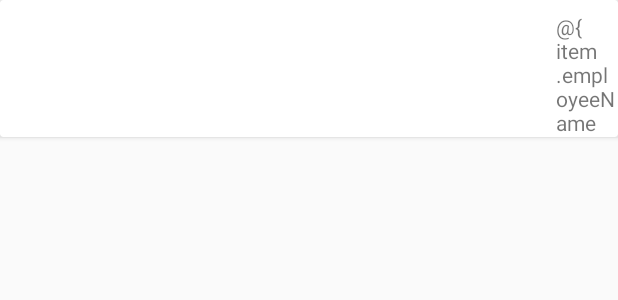
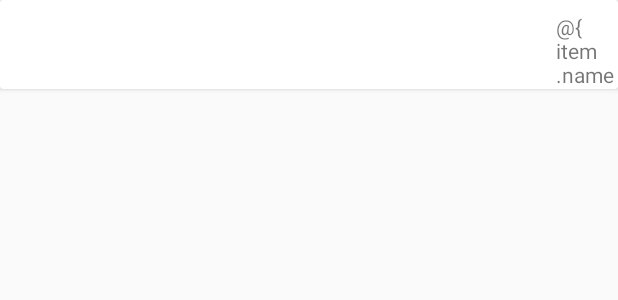
Before and after one commit to taidev198/Retrofit2Kotlin, an Android app: the layout employee_item.xml on its own in the app's theme, with its tools: preview values and no code run, on a phone screen of 412 x 824 dp. Shown: the top 300 px of the screen. Run offline under Robolectric (Android 15) with nearby library versions, the phone set to English and light mode, and no system bars.

```diff
--- a/app/src/main/AndroidManifest.xml
+++ b/app/src/main/AndroidManifest.xml
@@ -1,7 +1,7 @@
 <?xml version="1.0" encoding="utf-8"?>
 <manifest xmlns:android="http://schemas.android.com/apk/res/android"
           package="com.framgia.retrofit2kotlin">
-
+    <uses-permission android:name="android.permission.INTERNET" />
     <application
             android:allowBackup="true"
             android:icon="@mipmap/ic_launcher"
--- a/app/src/main/java/com/framgia/retrofit2kotlin/data/APIService.kt
+++ b/app/src/main/java/com/framgia/retrofit2kotlin/data/APIService.kt
@@ -1,10 +1,10 @@
 package com.framgia.retrofit2kotlin.data
 
-import okhttp3.ResponseBody
+import com.framgia.retrofit2kotlin.model.Employee
 import retrofit2.Call
 import retrofit2.http.GET
 
 interface APIService {
     @GET("employees")
-    fun getAllEmployee(): Call<List<ResponseBody>>
+    fun getAllEmployee(): Call<List<Employee>>
 }
--- a/app/src/main/java/com/framgia/retrofit2kotlin/model/Employee.kt
+++ b/app/src/main/java/com/framgia/retrofit2kotlin/model/Employee.kt
@@ -7,9 +7,8 @@ import com.google.gson.annotations.SerializedName
  * in NotesMVVM.
  *
  */
-class Employee {
+class Employee(var name: String) {
 
-    var name: String = ""
     @SerializedName("id")
     @Expose
      var id: String = ""
--- a/app/src/main/res/layout/activity_main.xml
+++ b/app/src/main/res/layout/activity_main.xml
@@ -18,8 +18,7 @@
             app:layout_constraintTop_toTopOf="parent"
             app:layout_constraintBottom_toBottomOf="parent"
             android:layout_marginBottom="8dp"
-            android:layout_marginTop="8dp"
-            tools:listitem="@layout/employee_item"/>
+            android:layout_marginTop="8dp" />
 
     <!--<android.support.design.widget.FloatingActionButton-->
             <!--android:id="@+id/buttonAddNote"-->
--- a/app/src/main/res/layout/employee_item.xml
+++ b/app/src/main/res/layout/employee_item.xml
@@ -8,6 +8,7 @@
     <android.support.v7.widget.CardView
             android:layout_width="match_parent"
             android:layout_height="wrap_content"
+            android:padding="8dp"
             android:id="@+id/note_items">
 
         <android.support.constraint.ConstraintLayout
@@ -22,7 +23,7 @@
                     android:layout_marginStart="8dp"
                     android:layout_marginTop="8dp"
                     android:maxLines="1"
-                    android:text="@{item.employeeName}"
+                    android:text="@{item.name}"
                     app:layout_constraintTop_toTopOf="parent"
                     app:layout_constraintEnd_toStartOf="@+id/guideline"
                     android:layout_marginEnd="8dp"/>
@@ -31,7 +32,7 @@
                     android:maxLines="1"
                     android:layout_height="wrap_content"
                     android:id="@+id/text_subtitle"
-                    android:text="@{item.employeeName}"
+                    android:text="@{item.name}"
                     app:layout_constraintStart_toStartOf="@+id/text_title"
                     app:layout_constraintEnd_toEndOf="@+id/text_title"
                     android:layout_marginEnd="8dp"
@@ -39,7 +40,7 @@
                     android:layout_marginTop="8dp"/>
             <TextView
                     android:layout_width="0dp"
-                    android:text="@{item.employeeName"
+                    android:text="@{item.name"
                     android:layout_height="wrap_content"
                     android:id="@+id/priority"
                     app:layout_constraintEnd_toEndOf="parent"
```
Also changed, not shown: app/src/main/java/com/framgia/retrofit2kotlin/MainActivity.kt (+17 -13 lines), app/src/main/java/com/framgia/retrofit2kotlin/adapter/EmployeeAdapter.kt (+6 -1 lines).
